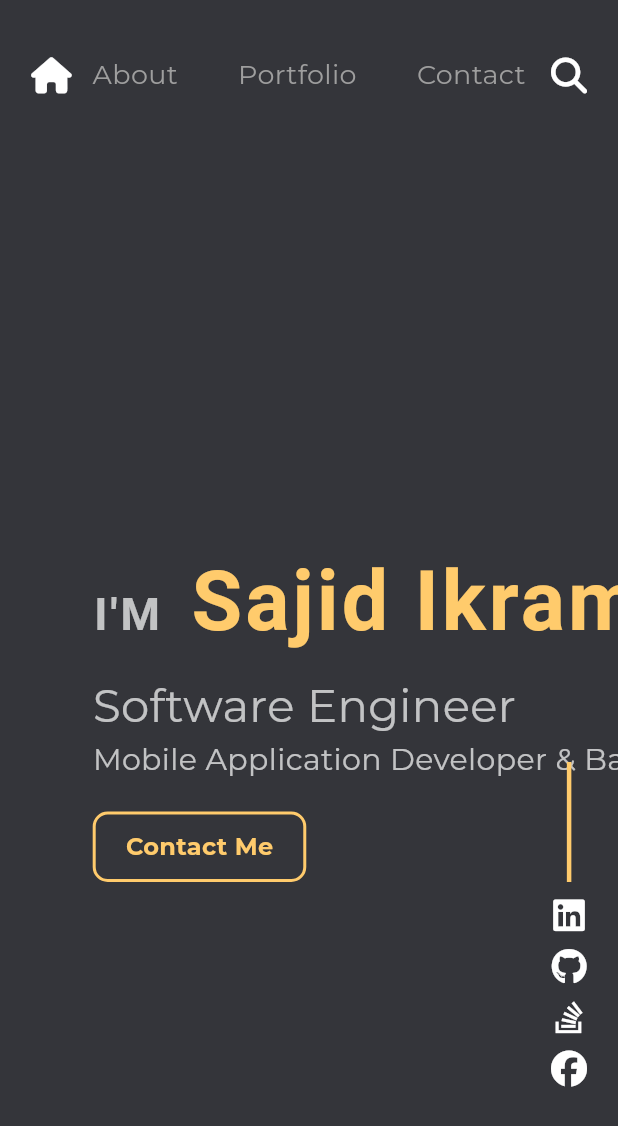
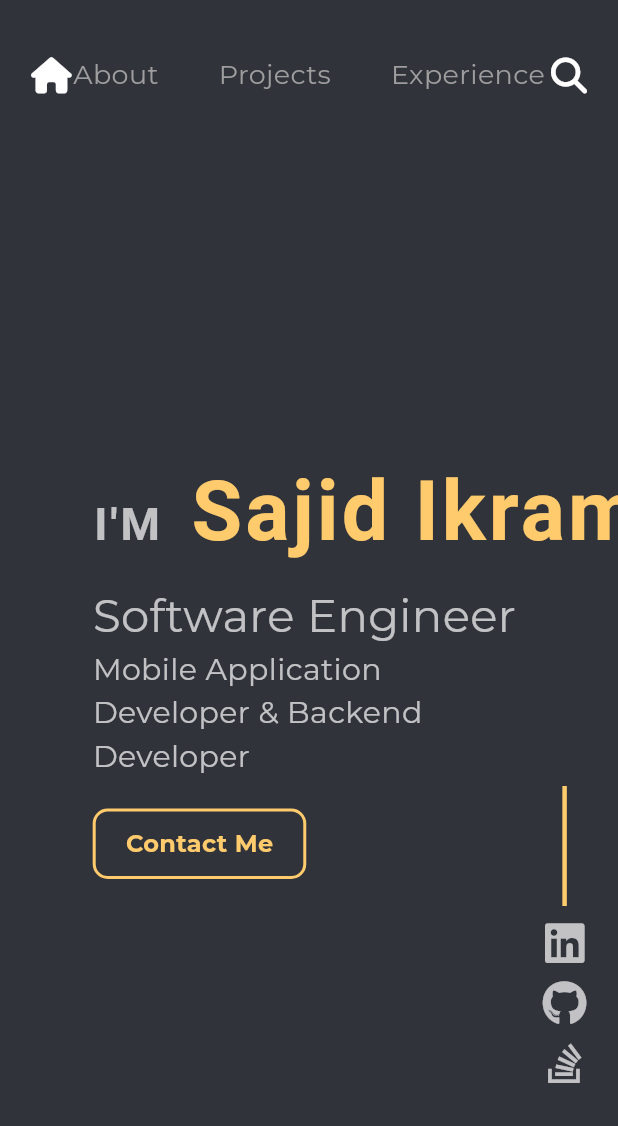
Before and after one commit to Sajid-ikram/dev_ikram, a Flutter app: the screen it shows after launch, on a phone screen of 412 x 824 dp. Shown: the top 1126 px of the screen. Run offline on Flutter 3.47's test engine with Material 3 defaults, Android fonts, the phone set to English and light mode, and no system bars; our stand-ins replace carousel_slider, font_awesome_flutter, google_fonts, readmore; missing offline and left inert: dev_icons.

Commit message:
experience added

```diff
--- a/lib/utils/colors.dart
+++ b/lib/utils/colors.dart
@@ -2,7 +2,7 @@ import 'dart:ui';
 
 import 'package:flutter/material.dart';
 
-const primaryColor = Color(0xff34353A);
+const primaryColor = Color(0xff31333B);
 const secondaryColor = Color(0xffFFCB6C);
 
 final Map<int, Color> _yellow700Map = {
--- a/lib/view/home.dart
+++ b/lib/view/home.dart
@@ -1,29 +1,132 @@
-import 'package:dev_ikram/view/nev_bar.dart';
 import 'package:dev_ikram/view/projects.dart';
 import 'package:dev_ikram/view/skills.dart';
-import 'package:flutter/cupertino.dart';
 import 'package:flutter/material.dart';
-
+import 'package:font_awesome_flutter/font_awesome_flutter.dart';
+import '../utils/colors.dart';
 import 'about.dart';
+import 'experiences.dart';
 import 'initial_page.dart';
 
 class Home extends StatelessWidget {
-  const Home({super.key});
+  Home({super.key});
+
+  final ScrollController _scrollController = ScrollController();
 
   @override
   Widget build(BuildContext context) {
     return Scaffold(
-      backgroundColor: Color(0xff34353A),
+      backgroundColor: primaryColor,
       body: ListView(
+        controller: _scrollController,
         children: [
-          CustomNevBar(),
+          CustomNevBar(scrollController: _scrollController),
           InitialPage(),
           About(),
           SizedBox(height: 50),
           SkillsGrid(),
-          Projects()
+          Projects(),
+          Experiences(),
         ],
       ),
     );
   }
 }
+
+class CustomNevBar extends StatelessWidget {
+  final ScrollController scrollController;
+
+  CustomNevBar({super.key, required this.scrollController});
+
+  void scrollToSection(double offset) {
+    scrollController.animateTo(
+      offset,
+      duration: Duration(milliseconds: 500),
+      curve: Curves.easeInOut,
+    );
+  }
+
+  @override
+  Widget build(BuildContext context) {
+    var size = MediaQuery.of(context).size;
+
+    return SizedBox(
+      height: 100,
+      width: size.width,
+      child: Row(
+        crossAxisAlignment: CrossAxisAlignment.center,
+        children: [
+          SizedBox(width: size.width * 0.05),
+          const Icon(FontAwesomeIcons.house),
+          Spacer(),
+          GestureDetector(
+            onTap: () => scrollToSection(size.height),
+            // Scroll to the top (About section)
+            child: HoverText(text: "About"),
+          ),
+          const SizedBox(width: 40),
+          GestureDetector(
+            onTap: () => scrollToSection(size.height *
+                (size.width < 700
+                    ? 3
+                    : size.width < 1100
+                        ? 2.7
+                        : size.width < 1400
+                            ? 2.5
+                            : 2.2)),
+            // Scroll to Portfolio
+            child: HoverText(text: "Projects"),
+          ),
+          const SizedBox(width: 40),
+          GestureDetector(
+            onTap: () => scrollToSection(size.height *
+                (size.width < 700
+                    ? 4.7
+                    : size.width < 1100
+                        ? 4.3
+                        : size.width < 1400
+                            ? 4.5
+                            : 3.5)), // Scroll to Contact
+            child: HoverText(text: "Experience"),
+          ),
+          const Spacer(),
+          const Icon(FontAwesomeIcons.magnifyingGlass),
+          SizedBox(width: size.width * 0.05),
+        ],
+      ),
+    );
+  }
+}
+
+class HoverText extends StatefulWidget {
+  final String text;
+
+  HoverText({required this.text});
+
+  @override
+  _HoverTextState createState() => _HoverTextState();
+}
+
+class _HoverTextState extends State<HoverText> {
+  bool isHovering = false;
+
+  @override
+  Widget build(BuildContext context) {
+    return Center(
+      child: MouseRegion(
+        onEnter: (_) => setState(() => isHovering = true),
+        onExit: (_) => setState(() => isHovering = false),
+        child: AnimatedContainer(
+          duration: Duration(milliseconds: 200),
+          child: Text(
+            widget.text,
+            style: TextStyle(
+              color: isHovering ? Colors.white : Colors.grey,
+              fontSize: 18,
+              fontWeight: FontWeight.w400,
+            ),
+          ),
+        ),
+      ),
+    );
+  }
+}
--- a/lib/view/initial_page.dart
+++ b/lib/view/initial_page.dart
@@ -2,14 +2,58 @@ import 'dart:async';
 
 import 'package:carousel_slider/carousel_slider.dart';
 import 'package:dev_ikram/utils/colors.dart';
-import 'package:flutter/cupertino.dart';
 import 'package:flutter/material.dart';
-import 'package:flutter/widgets.dart';
 import 'package:font_awesome_flutter/font_awesome_flutter.dart';
+import 'package:url_launcher/url_launcher.dart';
 import 'custom_buttons.dart';
 
-class InitialPage extends StatelessWidget {
+class InitialPage extends StatefulWidget {
   const InitialPage({super.key});
+
+  @override
+  _InitialPageState createState() => _InitialPageState();
+}
+
+class _InitialPageState extends State<InitialPage> {
+  // State variables for hover effects
+  Map<IconData, Color> hoverColors = {
+    FontAwesomeIcons.linkedin: Colors.white.withOpacity(0.7),
+    FontAwesomeIcons.github: Colors.white.withOpacity(0.7),
+    FontAwesomeIcons.stackOverflow: Colors.white.withOpacity(0.7),
+    FontAwesomeIcons.facebook: Colors.white.withOpacity(0.7),
+  };
+
+  Future<void> _launchUrl(String url) async {
+    final Uri uri = Uri.parse(url);
+    if (await canLaunchUrl(uri)) {
+      await launchUrl(uri, mode: LaunchMode.externalApplication);
+    } else {
+      throw 'Could not launch $url';
+    }
+  }
+
+  Widget _buildSocialMediaIcon(IconData icon, String url) {
+    return MouseRegion(
+      onEnter: (_) {
+        setState(() {
+          hoverColors[icon] = secondaryColor;
+        });
+      },
+      onExit: (_) {
+        setState(() {
+          hoverColors[icon] = Colors.white.withOpacity(0.7); // Reset color
+        });
+      },
+      child: GestureDetector(
+        onTap: () => _launchUrl(url),
+        child: Icon(
+          icon,
+          color: hoverColors[icon], // Use the current hover color
+          size: 30,
+        ),
+      ),
+    );
+  }
 
   @override
   Widget build(BuildContext context) {
@@ -19,15 +63,8 @@ class InitialPage extends StatelessWidget {
       width: size.width,
       child: Stack(
         children: [
-          /*Container(
-              width: size.width,
-              padding:
-                  EdgeInsets.fromLTRB(size.width * 0.3, 0, size.width * 0.1, 0),
-              child: Image(
-                  image: Image.asset('assets/face.png').image,
-                  fit: BoxFit.cover)),*/
           size.width < 1400
-              ? SizedBox()
+              ? const SizedBox()
               : Positioned(
                   right: size.width * 0.2,
                   bottom: size.height * 0.1,
@@ -35,7 +72,7 @@ class InitialPage extends StatelessWidget {
                 ),
           Positioned(
             left: size.width * 0.15,
-            top: (size.height - 100) / 2 - 100,
+            top: (size.height - 100) / 2 - 160,
             child: Row(
               children: [
                 Column(
@@ -44,26 +81,26 @@ class InitialPage extends StatelessWidget {
                   children: [
                     Text.rich(
                       TextSpan(
-                        text: "I'M  ", // Base style for the first part
+                        text: "I'M  ",
                         style: TextStyle(
                           fontSize: 30,
                           color: Colors.white.withOpacity(0.7),
                           fontWeight: FontWeight.bold,
                           letterSpacing: 2.0,
                         ),
-                        children: <TextSpan>[
+                        children: const <TextSpan>[
                           TextSpan(
                             text: "Sajid Ikram",
                             style: TextStyle(
                               fontSize: 55,
-                              color: secondaryColor, // Gold color
+                              color: secondaryColor,
                               fontWeight: FontWeight.bold,
                             ),
                           ),
                         ],
                       ),
                     ),
-                    SizedBox(height: 8),
+                    const SizedBox(height: 8),
                     Text(
                       "Software Engineer",
                       style: TextStyle(
@@ -71,14 +108,18 @@ class InitialPage extends StatelessWidget {
                         color: Colors.white.withOpacity(0.7),
                       ),
                     ),
-                    Text(
-                      "Mobile Application Developer & Backend Developer",
-                      style: TextStyle(
-                        fontSize: 20,
-                        color: Colors.white.withOpacity(0.7),
+                    ConstrainedBox(
+                      constraints: BoxConstraints(maxWidth: size.width * 0.7),
+                      child: Text(
+                        "Mobile Application Developer & Backend Developer",
+                        style: TextStyle(
+                          fontSize: 20,
+                          color: Colors.white.withOpacity(0.7),
+                        ),
+                        softWrap: true,
                       ),
                     ),
-                    SizedBox(height: 20),
+                    const SizedBox(height: 20),
                     HoverButton(text: "Contact Me"),
                   ],
                 ),
@@ -95,83 +136,30 @@ class InitialPage extends StatelessWidget {
                   width: 3,
                   color: secondaryColor,
                 ),
-                SizedBox(height: 10),
-                Icon(FontAwesomeIcons.linkedin),
-                SizedBox(height: 10),
-                Icon(FontAwesomeIcons.github),
-                SizedBox(height: 10),
-                Icon(FontAwesomeIcons.stackOverflow),
-                SizedBox(height: 10),
-                Icon(FontAwesomeIcons.facebook),
+                const SizedBox(height: 10),
+                _buildSocialMediaIcon(
+                  FontAwesomeIcons.linkedin,
+                  'https://www.linkedin.com/in/sajid-ikram/',
+                ),
+                const SizedBox(height: 10),
+                _buildSocialMediaIcon(
+                  FontAwesomeIcons.github,
+                  'https://github.com/Sajid-ikram',
+                ),
+                const SizedBox(height: 10),
+                _buildSocialMediaIcon(
+                  FontAwesomeIcons.stackOverflow,
+                  'https://stackoverflow.com/users/14620219/sajid-ikram',
+                ),
+
               ],
             ),
-          )
+          ),
         ],
       ),
     );
   }
 }
-
-/*class CustomImages extends StatefulWidget {
-  const CustomImages({super.key});
-
-  @override
-  State<CustomImages> createState() => _CustomImagesState();
-}
-
-class _CustomImagesState extends State<CustomImages> {
-
-
-  int index = 0;
-  late Timer _timer;
-
-  @override
-  void initState() {
-    super.initState();
-    // Start a timer that fires every second
-    _timer = Timer.periodic(Duration(seconds: 3), (timer) {
-      setState(() {
-        // Update the index and reset if it reaches the end of the list
-        index = (index + 1) % images.length;
-      });
-    });
-  }
-
-  @override
-  void dispose() {
-    // Cancel the timer when the widget is disposed
-    _timer.cancel();
-    super.dispose();
-  }
-
-  @override
-  Widget build(BuildContext context) {
-    return Container(
-      width: 300,
-      height: 650,
-      decoration: BoxDecoration(
-        color: Colors.transparent,
-        borderRadius: BorderRadius.circular(20),
-      ),
-      child: AnimatedSwitcher(
-        duration: Duration(seconds: 3), // Smooth transition duration
-        transitionBuilder: (Widget child, Animation<double> animation) {
-          // Use FadeTransition for a smooth fade effect
-          return FadeTransition(opacity: animation, child: child);
-        },
-        child: ClipRRect(
-          borderRadius: BorderRadius.circular(20),
-          child: Image(
-            // Key is needed to tell AnimatedSwitcher when the widget changes
-            key: ValueKey<String>(images[index]),
-            image: AssetImage(images[index]),
-            fit: BoxFit.fill,
-          ),
-        ),
-      ),
-    );
-  }
-}*/
 
 class CustomImages extends StatelessWidget {
   List<String> images = [
@@ -190,7 +178,6 @@ class CustomImages extends StatelessWidget {
       decoration: BoxDecoration(
         color: Colors.transparent,
         borderRadius: BorderRadius.circular(20),
-
       ),
       child: Builder(
         builder: (context) {
@@ -204,15 +191,13 @@ class CustomImages extends StatelessWidget {
             ),
             items: images
                 .map((item) => ClipRRect(
-                      borderRadius:
-                          BorderRadius.circular(20), // Rounded corners
+                      borderRadius: BorderRadius.circular(20),
                       child: Center(
                           child: Image.network(
                         item,
                         fit: BoxFit.contain,
-                        // Changed from BoxFit.fill to BoxFit.cover
                         height: height,
-                        width: 300, // Set a fixed width to match the container
+                        width: 300,
                       )),
                     ))
                 .toList(),
--- a/pubspec.yaml
+++ b/pubspec.yaml
@@ -40,6 +40,8 @@ dependencies:
   flutter_staggered_grid_view: ^0.7.0
   font_awesome_flutter: ^10.7.0
   google_fonts: ^6.2.1
+  readmore: ^3.0.0
+  url_launcher: ^6.3.1
 
 dev_dependencies:
   flutter_test:
```
Also changed, not shown: lib/view/about.dart (+21 -3 lines), lib/view/experiences.dart (added, +259 -0 lines), lib/view/projects.dart (+12 -10 lines), pubspec.lock, 5 other files.
